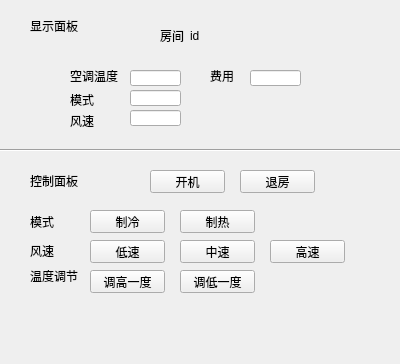
Ekko98/Chotel, file client.ui: the form before one commit.
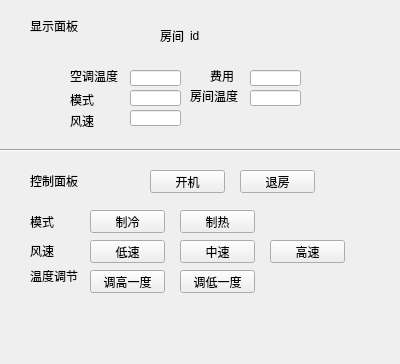
The form after the commit.

The edit to the form file:
```diff
--- a/client.ui
+++ b/client.ui
@@ -326,6 +326,29 @@
     <string>调低一度</string>
    </property>
   </widget>
+  <widget class="QLineEdit" name="input_t_room">
+   <property name="geometry">
+    <rect>
+     <x>250</x>
+     <y>90</y>
+     <width>51</width>
+     <height>16</height>
+    </rect>
+   </property>
+  </widget>
+  <widget class="QLabel" name="label_t_room">
+   <property name="geometry">
+    <rect>
+     <x>190</x>
+     <y>90</y>
+     <width>54</width>
+     <height>12</height>
+    </rect>
+   </property>
+   <property name="text">
+    <string>房间温度</string>
+   </property>
+  </widget>
  </widget>
  <resources/>
  <connections/>
```
Left out of the diff: 2 changed lines with no effect on the pictures.
